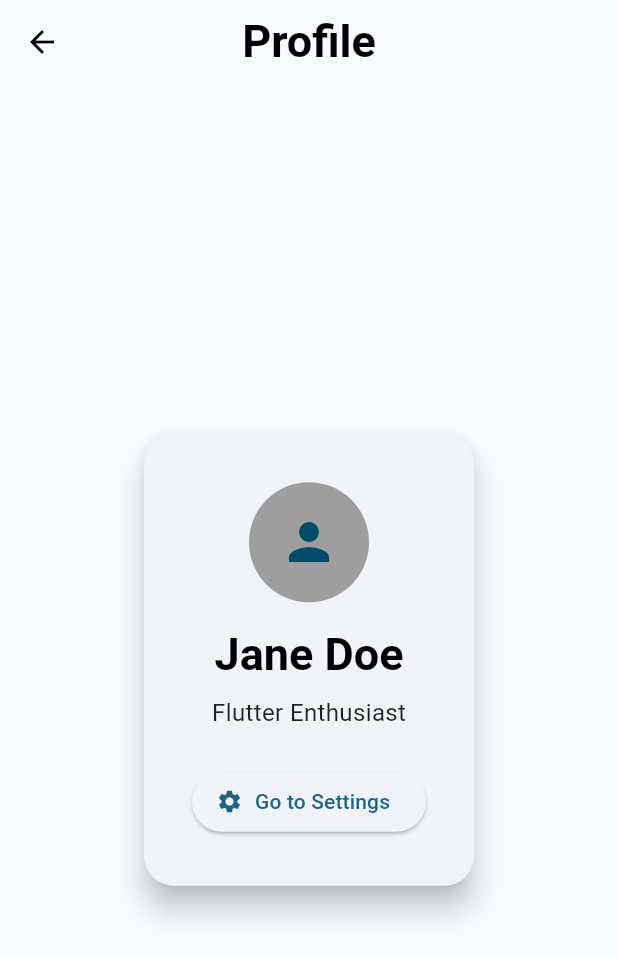
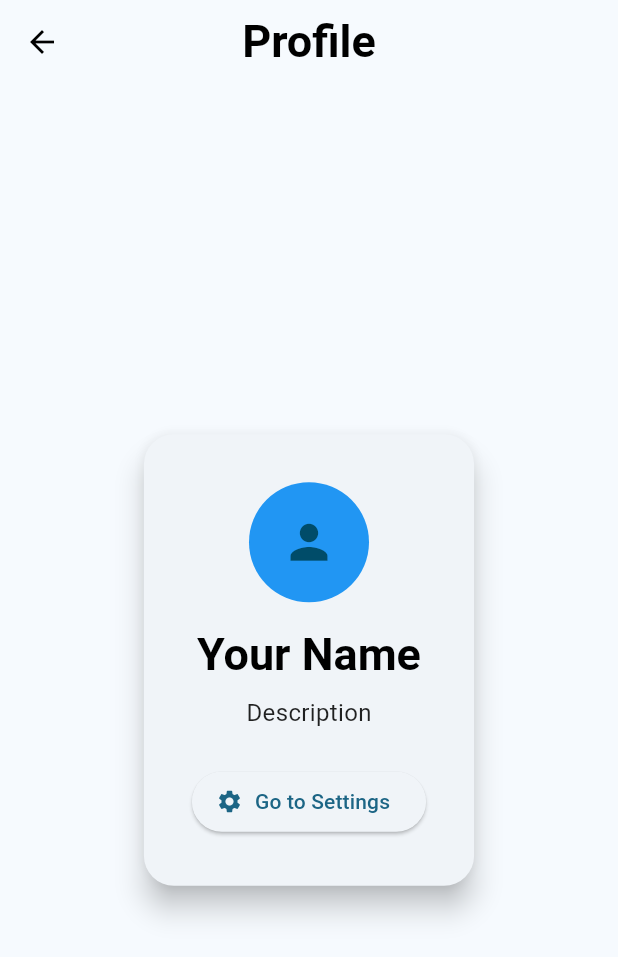
Before and after one commit to Chinmoy-sh/Flutter-Multiple-Screen-Widgets, a Flutter app: the screen it shows after launch, after a tap on the "account circle" icon, on a phone screen of 412 x 824 dp. Shown: the top 957 px of the screen. Run offline on Flutter 3.47's test engine with Material 3 defaults, Android fonts, the phone set to English and light mode, and no system bars; our stand-ins replace flutter_staggered_animations.

Commit message:
Enhance UI elements and Snackbar functionality with improved styles and messages

```diff
--- a/lib/main.dart
+++ b/lib/main.dart
@@ -131,11 +131,20 @@ class _MyHomePageState extends State<MyHomePage> {
   void _showSnackbar(String message) {
     ScaffoldMessenger.of(context).showSnackBar(
       SnackBar(
-        content: Text(message),
+        elevation: 0,
+        backgroundColor: Colors.blue,
+        content: Row(
+          mainAxisAlignment: MainAxisAlignment.center,
+          children: [
+            Center(child: Text('Success!')),
+
+            Icon(Icons.check_circle_rounded, color: Colors.white),
+          ],
+        ),
         duration: const Duration(milliseconds: 900),
         behavior: SnackBarBehavior.floating,
-        shape: RoundedRectangleBorder(borderRadius: BorderRadius.circular(12)),
-        margin: const EdgeInsets.all(16),
+        shape: RoundedRectangleBorder(borderRadius: BorderRadius.circular(28)),
+        margin: const EdgeInsets.fromLTRB(570, 0, 570, 0),
       ),
     );
   }
@@ -190,7 +199,7 @@ class _MyHomePageState extends State<MyHomePage> {
                   borderRadius: BorderRadius.circular(30),
                 ),
                 child: Text(
-                  'distinct background',
+                  'Distinct Background',
                   style: TextStyle(
                     color: Theme.of(context).colorScheme.onTertiaryContainer,
                   ),
@@ -210,7 +219,7 @@ class _MyHomePageState extends State<MyHomePage> {
             mainAxisAlignment: MainAxisAlignment.spaceAround,
             children: const <Widget>[
               Icon(Icons.picture_as_pdf_rounded, size: 45, color: Colors.red),
-              Icon(Icons.facebook_rounded, size: 35, color: Colors.blue),
+              Icon(Icons.facebook_rounded, size: 45, color: Colors.blue),
               Icon(
                 Icons.bookmark_outline_rounded,
                 size: 40,
@@ -236,7 +245,7 @@ class _MyHomePageState extends State<MyHomePage> {
                   style: ElevatedButton.styleFrom(
                     padding: const EdgeInsets.symmetric(vertical: 15),
                     shape: RoundedRectangleBorder(
-                      borderRadius: BorderRadius.circular(10),
+                      borderRadius: BorderRadius.circular(25),
                     ),
                   ),
                   child: const Text(
@@ -250,7 +259,7 @@ class _MyHomePageState extends State<MyHomePage> {
                 width: double.infinity,
                 child: ElevatedButton.icon(
                   onPressed: () => _showSnackbar('Add Item Clicked!'),
-                  icon: const Icon(Icons.add_circle_outline, size: 24),
+                  icon: const Icon(Icons.add_circle_outline, size: 23),
                   label: const Text(
                     'Add New Item',
                     style: TextStyle(fontSize: 18),
@@ -258,7 +267,7 @@ class _MyHomePageState extends State<MyHomePage> {
                   style: ElevatedButton.styleFrom(
                     padding: const EdgeInsets.symmetric(vertical: 15),
                     shape: RoundedRectangleBorder(
-                      borderRadius: BorderRadius.circular(10),
+                      borderRadius: BorderRadius.circular(25),
                     ),
                   ),
                 ),
@@ -271,7 +280,7 @@ class _MyHomePageState extends State<MyHomePage> {
                   style: TextButton.styleFrom(
                     padding: const EdgeInsets.symmetric(vertical: 15),
                     shape: RoundedRectangleBorder(
-                      borderRadius: BorderRadius.circular(10),
+                      borderRadius: BorderRadius.circular(25),
                     ),
                   ),
                   child: const Text(
@@ -285,7 +294,7 @@ class _MyHomePageState extends State<MyHomePage> {
                 width: double.infinity,
                 child: TextButton.icon(
                   onPressed: () => _showSnackbar('Settings Opened!'),
-                  icon: const Icon(Icons.settings_outlined, size: 24),
+                  icon: const Icon(Icons.settings_outlined, size: 23),
                   label: const Text(
                     'App Settings',
                     style: TextStyle(fontSize: 18),
@@ -293,7 +302,7 @@ class _MyHomePageState extends State<MyHomePage> {
                   style: TextButton.styleFrom(
                     padding: const EdgeInsets.symmetric(vertical: 15),
                     shape: RoundedRectangleBorder(
-                      borderRadius: BorderRadius.circular(10),
+                      borderRadius: BorderRadius.circular(25),
                     ),
                   ),
                 ),
@@ -358,6 +367,9 @@ class _MyHomePageState extends State<MyHomePage> {
               ListTile(
                 title: const Text('Agree to Terms & Conditions:'),
                 trailing: Checkbox(
+                  shape: RoundedRectangleBorder(
+                    borderRadius: BorderRadiusGeometry.circular(20),
+                  ),
                   value: _checkboxValue,
                   onChanged: (bool? newValue) {
                     setState(() {
@@ -365,7 +377,7 @@ class _MyHomePageState extends State<MyHomePage> {
                       _showSnackbar('Terms Accepted: $_checkboxValue');
                     });
                   },
-                  activeColor: Colors.deepOrange,
+                  activeColor: Colors.blue,
                 ),
               ),
             ],
@@ -393,10 +405,10 @@ class _MyHomePageState extends State<MyHomePage> {
                 },
                 decoration: InputDecoration(
                   border: const OutlineInputBorder(
-                    borderRadius: BorderRadius.all(Radius.circular(10)),
+                    borderRadius: BorderRadius.all(Radius.circular(20)),
                   ),
                   labelText: 'Your Full Name',
-                  hintText: 'e.g., Jane Doe',
+                  hintText: 'Enter your full name',
                   prefixIcon: const Icon(Icons.person_outline),
                   suffixIcon: _textFieldValue.isNotEmpty
                       ? IconButton(
@@ -464,7 +476,7 @@ class _MyHomePageState extends State<MyHomePage> {
         leading: IconButton(
           icon: const Icon(Icons.menu),
           tooltip: 'Try this widget',
-          onPressed: () => _showSnackbar('Success! You have done it.'),
+          onPressed: () => _showSnackbar('Success'),
         ),
         actions: [
           IconButton(
@@ -525,7 +537,7 @@ class _MyHomePageState extends State<MyHomePage> {
           child: FloatingActionButton(
             onPressed: () => _showSnackbar('Floating Action Button Pressed!'),
             tooltip: 'Add New',
-            backgroundColor: Theme.of(context).colorScheme.secondary,
+            backgroundColor: Colors.blue,
             foregroundColor: Colors.white,
             elevation: 8,
             child: const Icon(Icons.add),
@@ -615,14 +627,17 @@ class ProfilePage extends StatelessWidget {
               children: [
                 const CircleAvatar(
                   radius: 40,
-                  child: Icon(Icons.person, size: 40),
-                  backgroundColor: Colors.grey,
+                  child: Icon(Icons.person, size: 37),
+                  backgroundColor: Colors.blue,
                 ),
                 const SizedBox(height: 16),
-                Text('Jane Doe', style: Theme.of(context).textTheme.titleLarge),
+                Text(
+                  'Your Name',
+                  style: Theme.of(context).textTheme.titleLarge,
+                ),
                 const SizedBox(height: 8),
                 Text(
-                  'Flutter Enthusiast',
+                  'Description',
                   style: Theme.of(context).textTheme.bodyMedium,
                 ),
                 const SizedBox(height: 24),
@@ -666,7 +681,7 @@ class _SettingsPageState extends State<SettingsPage> {
             leading: const Icon(Icons.dark_mode),
             title: const Text('Dark Mode'),
             trailing: AnimatedSwitcher(
-              duration: const Duration(milliseconds: 300),
+              duration: const Duration(milliseconds: 100),
               transitionBuilder: (child, animation) =>
                   ScaleTransition(scale: animation, child: child),
               child: Switch(
@@ -681,7 +696,7 @@ class _SettingsPageState extends State<SettingsPage> {
                     ),
                   );
                 },
-                activeColor: Colors.deepPurple,
+                activeColor: Colors.blue,
               ),
             ),
           ),
@@ -738,14 +753,14 @@ class _GalleryPageState extends State<GalleryPage>
   late final AnimationController _controller;
   late final Animation<double> _animation;
   final List<Color> _colors = [
-    Colors.pink.shade200,
-    Colors.blue.shade200,
-    Colors.green.shade200,
-    Colors.orange.shade200,
-    Colors.purple.shade200,
-    Colors.teal.shade200,
-    Colors.amber.shade200,
-    Colors.red.shade200,
+    Colors.pink.shade500,
+    Colors.blue.shade500,
+    Colors.green.shade500,
+    Colors.orange.shade500,
+    Colors.purple.shade500,
+    Colors.teal.shade500,
+    Colors.amber.shade500,
+    Colors.red.shade500,
   ];
 
   @override
@@ -817,7 +832,7 @@ class AboutPage extends StatelessWidget {
           margin: const EdgeInsets.all(32),
           elevation: 6,
           shape: RoundedRectangleBorder(
-            borderRadius: BorderRadius.circular(16),
+            borderRadius: BorderRadius.circular(18),
           ),
           child: Padding(
             padding: const EdgeInsets.all(24.0),
@@ -831,13 +846,17 @@ class AboutPage extends StatelessWidget {
                 ),
                 const SizedBox(height: 16),
                 Text(
-                  'This app demonstrates smooth navigation, animations, and modern Flutter UI widgets.',
+                  """
+                  This app demonstrates smooth navigation, animations and modern Flutter UI widgets.
+                Stay updated, Stay cool❤️.
+
+                  """,
                   style: Theme.of(context).textTheme.bodyLarge,
                   textAlign: TextAlign.center,
                 ),
                 const SizedBox(height: 16),
                 const Text(
-                  'Created with ❤️ using Flutter.',
+                  'This App is created using Flutter Framework.',
                   style: TextStyle(fontWeight: FontWeight.bold),
                 ),
               ],
```
